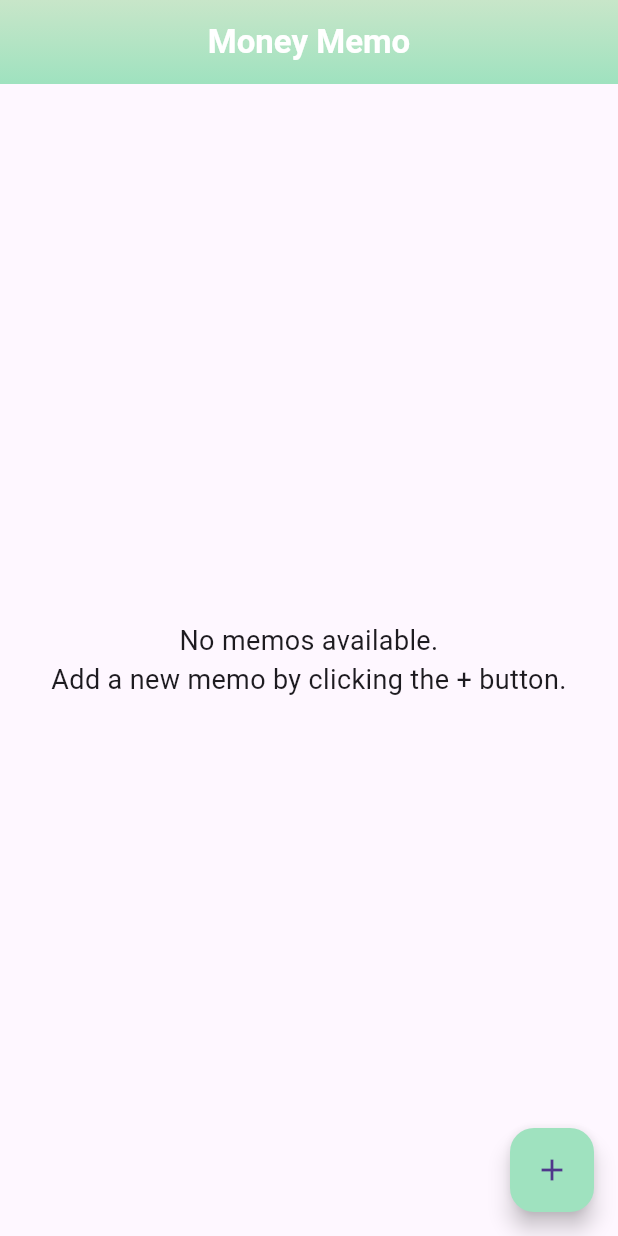
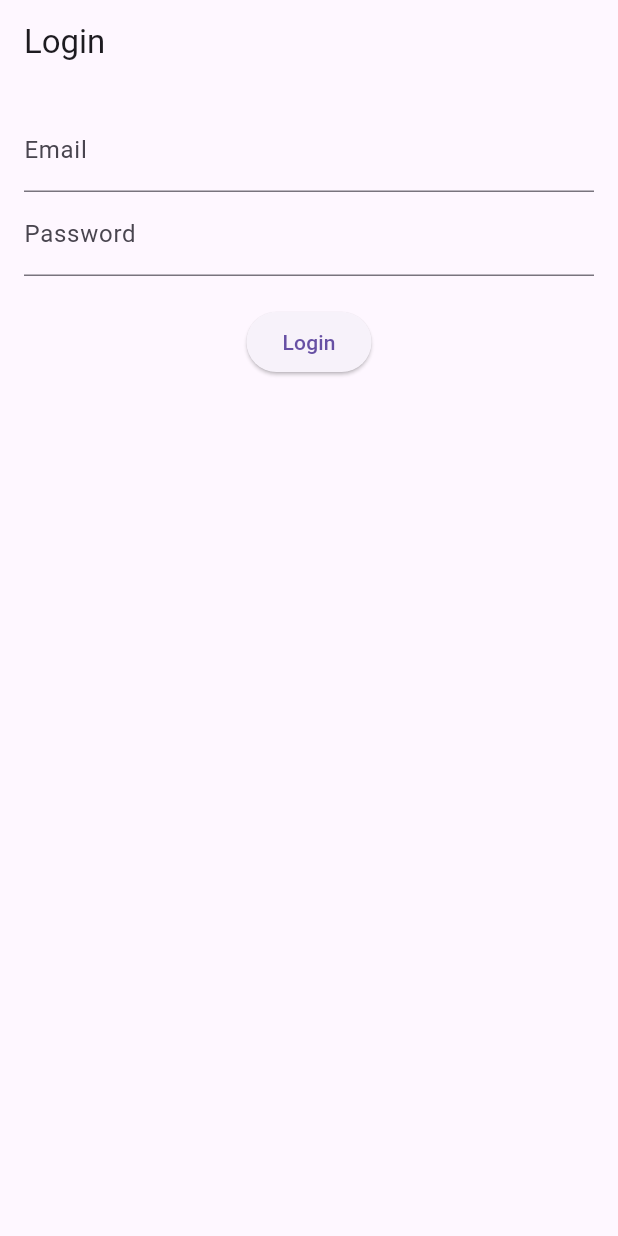
Before and after one commit to komnut/moneymemo, a Flutter app: the screen it shows after launch, on a phone screen of 412 x 824 dp. Run offline on Flutter 3.47's test engine with Material 3 defaults, Android fonts, the phone set to English and light mode, and no system bars; our stand-ins replace cloud_firestore, firebase_auth, firebase_core; accounts and stored records are empty; Roboto replaces fonts that are missing (Inter Tight).

Commit message:
Add Login Screen

```diff
--- a/lib/main.dart
+++ b/lib/main.dart
@@ -1,6 +1,10 @@
+import 'package:firebase_auth/firebase_auth.dart';
 import 'package:firebase_core/firebase_core.dart';
 import 'package:flutter/material.dart';
 import 'package:money_memo/screens/main_screen.dart';
+import 'package:money_memo/screens/login_screen.dart';
+import 'package:money_memo/services/auth_service.dart';
+import 'package:provider/provider.dart';
 
 void main() async {
   WidgetsFlutterBinding.ensureInitialized();
@@ -13,8 +17,52 @@ class MyApp extends StatelessWidget {
 
   @override
   Widget build(BuildContext context) {
-    return const MaterialApp(
-      home: MainScreen(username: "komnut.w"),
+    return StreamProvider<User?>(
+      create: (_) => AuthService().userChanges,
+      initialData: null,
+      child: const MaterialApp(
+        home: AuthWrapper(),
+      ),
     );
   }
 }
+
+// ตรวจสอบว่าให้ไปหน้าล็อกอินหรือหน้า MainScreen
+class AuthWrapper extends StatelessWidget {
+  const AuthWrapper({super.key});
+
+  @override
+  Widget build(BuildContext context) {
+    final user = Provider.of<User?>(context);
+
+    if (user != null) {
+      return MainScreen(
+          username:
+              user.email ?? 'Unknown'); // ส่ง username // ผู้ใช้ล็อกอินแล้ว
+    } else {
+      return const LoginScreen(); // ผู้ใช้ยังไม่ได้ล็อกอิน
+    }
+  }
+}
+
+
+// import 'package:firebase_core/firebase_core.dart';
+// import 'package:flutter/material.dart';
+// import 'package:money_memo/screens/main_screen.dart';
+
+// void main() async {
+//   WidgetsFlutterBinding.ensureInitialized();
+//   await Firebase.initializeApp();
+//   runApp(const MyApp());
+// }
+
+// class MyApp extends StatelessWidget {
+//   const MyApp({super.key});
+
+//   @override
+//   Widget build(BuildContext context) {
+//     return const MaterialApp(
+//       home: MainScreen(username: "komnut.w"),
+//     );
+//   }
+// }
--- /dev/null
+++ b/lib/screens/login_screen.dart
@@ -0,0 +1,65 @@
+import 'package:flutter/material.dart';
+import 'package:money_memo/screens/main_screen.dart';
+import 'package:money_memo/services/auth_service.dart';
+
+class LoginScreen extends StatefulWidget {
+  const LoginScreen({super.key});
+
+  @override
+  _LoginScreenState createState() => _LoginScreenState();
+}
+
+class _LoginScreenState extends State<LoginScreen> {
+  final _emailController = TextEditingController();
+  final _passwordController = TextEditingController();
+  final AuthService _authService = AuthService();
+
+  Future<void> _login() async {
+    final email = _emailController.text;
+    final password = _passwordController.text;
+
+    final user = await _authService.loginWithEmail(email, password);
+    if (user != null) {
+      // ล็อกอินสำเร็จ
+      Navigator.pushReplacement(
+        context,
+        MaterialPageRoute(
+            builder: (context) =>
+                MainScreen(username: user.email ?? 'Unknown')),
+      );
+    } else {
+      // แจ้งเตือนเมื่อมีข้อผิดพลาด
+      ScaffoldMessenger.of(context).showSnackBar(
+        const SnackBar(content: Text('Login failed. Please try again.')),
+      );
+    }
+  }
+
+  @override
+  Widget build(BuildContext context) {
+    return Scaffold(
+      appBar: AppBar(title: const Text('Login')),
+      body: Padding(
+        padding: const EdgeInsets.all(16.0),
+        child: Column(
+          children: [
+            TextField(
+              controller: _emailController,
+              decoration: const InputDecoration(labelText: 'Email'),
+            ),
+            TextField(
+              controller: _passwordController,
+              decoration: const InputDecoration(labelText: 'Password'),
+              obscureText: true,
+            ),
+            const SizedBox(height: 20),
+            ElevatedButton(
+              onPressed: _login,
+              child: const Text('Login'),
+            ),
+          ],
+        ),
+      ),
+    );
+  }
+}
--- /dev/null
+++ b/lib/services/auth_service.dart
@@ -0,0 +1,42 @@
+import 'package:firebase_auth/firebase_auth.dart';
+
+class AuthService {
+  final FirebaseAuth _auth = FirebaseAuth.instance;
+
+  // ตรวจสอบสถานะผู้ใช้ (มีการล็อกอินอยู่หรือไม่)
+  Stream<User?> get userChanges => _auth.authStateChanges();
+
+  // สมัครสมาชิกด้วย Email & Password
+  Future<User?> registerWithEmail(String email, String password) async {
+    try {
+      UserCredential userCredential =
+          await _auth.createUserWithEmailAndPassword(
+        email: email,
+        password: password,
+      );
+      return userCredential.user;
+    } catch (e) {
+      print('Register Error: $e');
+      return null;
+    }
+  }
+
+  // ล็อกอินด้วย Email & Password
+  Future<User?> loginWithEmail(String email, String password) async {
+    try {
+      UserCredential userCredential = await _auth.signInWithEmailAndPassword(
+        email: email,
+        password: password,
+      );
+      return userCredential.user;
+    } catch (e) {
+      print('Login Error: $e');
+      return null;
+    }
+  }
+
+  // ออกจากระบบ
+  Future<void> logout() async {
+    await _auth.signOut();
+  }
+}
--- a/pubspec.yaml
+++ b/pubspec.yaml
@@ -49,6 +49,7 @@ dependencies:
   url_launcher_windows: 3.1.2
   firebase_core: ^3.6.0
   cloud_firestore: ^5.4.4
+  firebase_auth: ^5.3.1
 
 dev_dependencies:
   flutter_lints: 4.0.0
```
Also changed, not shown: 1 other file.
